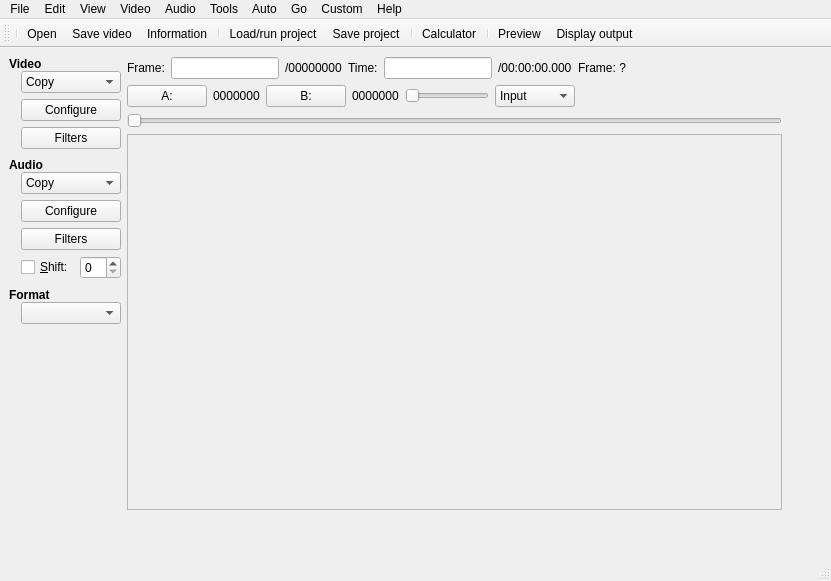
Old version of the form branches/avidemux_2.4_branch/avidemux/ADM_userInterfaces/ADM_QT4/ADM_gui/gui2.ui in the repository BackupTheBerlios/avidemux-svn.
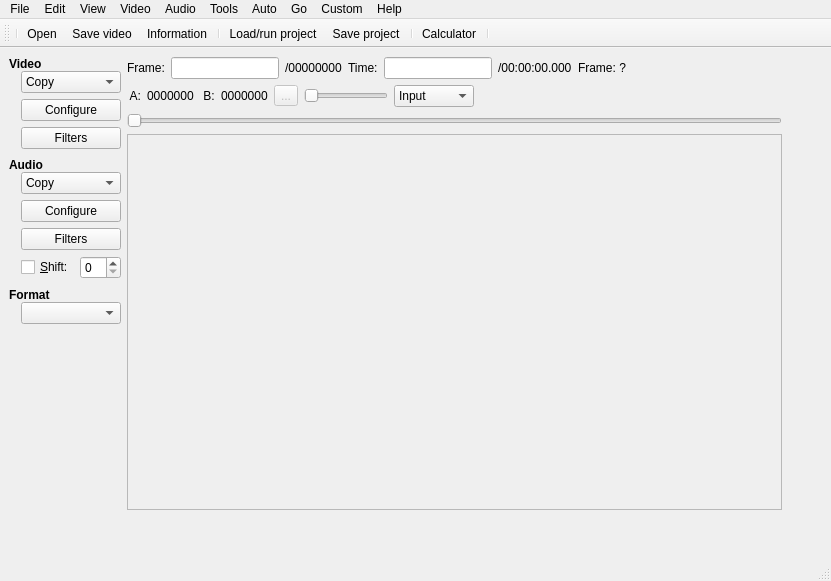
New version of the form. Icons and pictures are not drawn. Custom widgets are drawn as their Qt base class.

Diff of the .ui file:
```diff
--- a/branches/avidemux_2.4_branch/avidemux/ADM_userInterfaces/ADM_QT4/ADM_gui/gui2.ui
+++ b/branches/avidemux_2.4_branch/avidemux/ADM_userInterfaces/ADM_QT4/ADM_gui/gui2.ui
@@ -628,23 +628,9 @@
          <number>6</number>
         </property>
         <item>
-         <widget class="QPushButton" name="setMarkerA" >
-          <property name="sizePolicy" >
-           <sizepolicy>
-            <hsizetype>1</hsizetype>
-            <vsizetype>0</vsizetype>
-            <horstretch>0</horstretch>
-            <verstretch>0</verstretch>
-           </sizepolicy>
-          </property>
-          <property name="minimumSize" >
-           <size>
-            <width>32</width>
-            <height>0</height>
-           </size>
-          </property>
+         <widget class="QLabel" name="label_12" >
           <property name="text" >
-           <string>A:</string>
+           <string> A:</string>
           </property>
          </widget>
         </item>
@@ -664,23 +650,9 @@
          </widget>
         </item>
         <item>
-         <widget class="QPushButton" name="setMarkerB" >
-          <property name="sizePolicy" >
-           <sizepolicy>
-            <hsizetype>4</hsizetype>
-            <vsizetype>0</vsizetype>
-            <horstretch>0</horstretch>
-            <verstretch>0</verstretch>
-           </sizepolicy>
-          </property>
-          <property name="minimumSize" >
-           <size>
-            <width>32</width>
-            <height>0</height>
-           </size>
-          </property>
+         <widget class="QLabel" name="label_11" >
           <property name="text" >
-           <string>B:</string>
+           <string> B:</string>
           </property>
          </widget>
         </item>
@@ -699,6 +671,19 @@
           </property>
          </widget>
         </item>
+        <item>
+         <widget class="QToolButton" name="toolButton" >
+          <property name="enabled" >
+           <bool>false</bool>
+          </property>
+          <property name="text" >
+           <string>...</string>
+          </property>
+          <property name="icon" >
+           <iconset resource="avidemux.qrc" >:/new/prefix1/pics/arts.png</iconset>
+          </property>
+         </widget>
+        </item>
         <item>
          <widget class="QSlider" name="horizontalSlider_2" >
           <property name="sizePolicy" >
@@ -1016,8 +1001,6 @@
    <addaction name="separator" />
    <addaction name="actionCalculator" />
    <addaction name="separator" />
-   <addaction name="actionPreview" />
-   <addaction name="actionDisplay_output" />
   </widget>
   <action name="actionOpen" >
    <property name="icon" >
```
Left out of the diff: 28 changed lines with no effect on the pictures.
